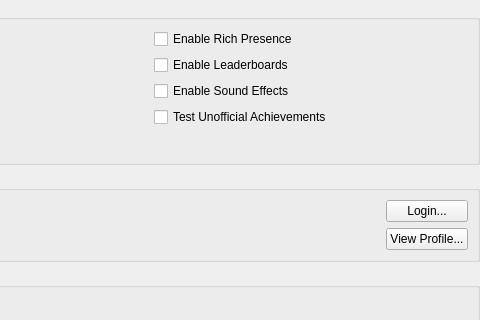
PCSX2/pcsx2, file pcsx2-qt/Settings/AchievementSettingsWidget.ui: the form before one commit; both pictures show x 178 to 658 and y 0 to 320 of the 658 by 496 pixel window.
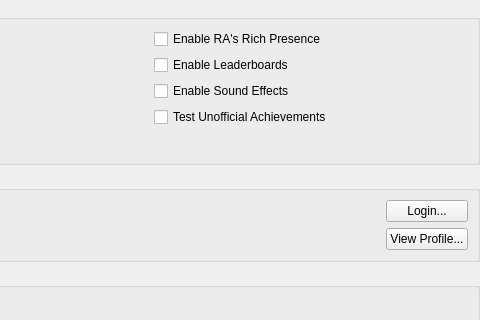
The form after the commit.

The edit to the form file:
```diff
--- a/pcsx2-qt/Settings/AchievementSettingsWidget.ui
+++ b/pcsx2-qt/Settings/AchievementSettingsWidget.ui
@@ -49,7 +49,7 @@
       <item row="0" column="1">
        <widget class="QCheckBox" name="richPresence">
         <property name="text">
-         <string>Enable Rich Presence</string>
+         <string>Enable RA's Rich Presence</string>
         </property>
        </widget>
       </item>
```
